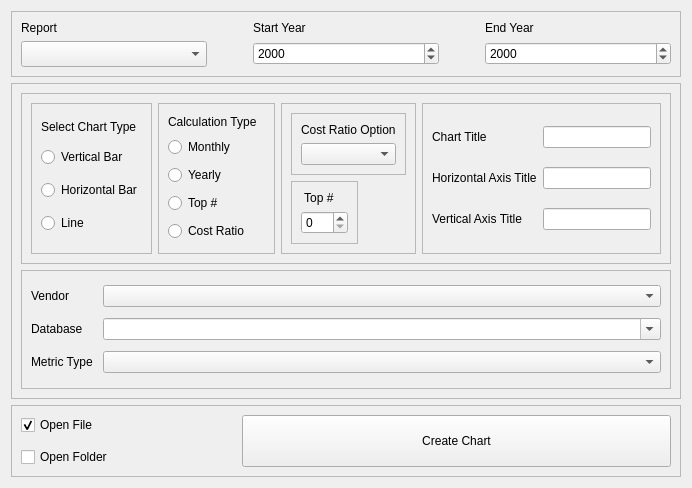
This is ui/VisualTab.ui in CS-4820-Library-Project/COUNTER-5-Report-Tool-2020-5.0 as Qt 5 draws it before an edit. The edited form follows.
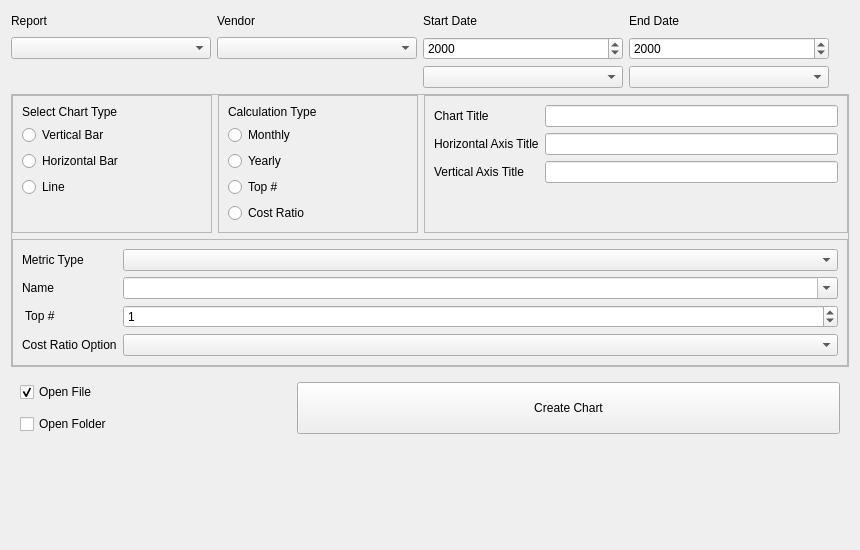
This is the edited form. Icons and pictures are not drawn.

Commit message: Costs and Visual rework

Diff of the .ui file:
```diff
--- a/ui/VisualTab.ui
+++ b/ui/VisualTab.ui
@@ -6,8 +6,8 @@
    <rect>
     <x>0</x>
     <y>0</y>
-    <width>692</width>
-    <height>488</height>
+    <width>860</width>
+    <height>550</height>
    </rect>
   </property>
   <property name="windowTitle">
@@ -26,31 +26,81 @@
        <verstretch>0</verstretch>
       </sizepolicy>
      </property>
-     <property name="frameShape">
-      <enum>QFrame::StyledPanel</enum>
-     </property>
-     <property name="frameShadow">
-      <enum>QFrame::Raised</enum>
-     </property>
      <layout class="QGridLayout" name="gridLayout_6">
-      <item row="0" column="0">
-       <widget class="QLabel" name="search_report_parameter_label_2">
-        <property name="text">
-         <string>Report</string>
-        </property>
-       </widget>
+      <property name="leftMargin">
+       <number>0</number>
+      </property>
+      <property name="topMargin">
+       <number>0</number>
+      </property>
+      <property name="rightMargin">
+       <number>0</number>
+      </property>
+      <property name="bottomMargin">
+       <number>0</number>
+      </property>
+      <item row="3" column="0">
+       <widget class="QComboBox" name="report_combo_box"/>
       </item>
       <item row="0" column="4">
+       <spacer name="horizontalSpacer">
+        <property name="orientation">
+         <enum>Qt::Horizontal</enum>
+        </property>
+        <property name="sizeHint" stdset="0">
+         <size>
+          <width>40</width>
+          <height>20</height>
+         </size>
+        </property>
+       </spacer>
+      </item>
+      <item row="0" column="1">
+       <widget class="QLabel" name="visual_vendor_parameter_label">
+        <property name="minimumSize">
+         <size>
+          <width>200</width>
+          <height>0</height>
+         </size>
+        </property>
+        <property name="text">
+         <string>Vendor</string>
+        </property>
+       </widget>
+      </item>
+      <item row="3" column="1">
+       <widget class="QComboBox" name="vendor_combo_box">
+        <property name="sizePolicy">
+         <sizepolicy hsizetype="Expanding" vsizetype="Fixed">
+          <horstretch>0</horstretch>
+          <verstretch>0</verstretch>
+         </sizepolicy>
+        </property>
+       </widget>
+      </item>
+      <item row="0" column="3">
        <widget class="QLabel" name="search_end_year_parameter_label_2">
+        <property name="minimumSize">
+         <size>
+          <width>200</width>
+          <height>0</height>
+         </size>
+        </property>
         <property name="text">
-         <string>End Year</string>
+         <string>End Date</string>
         </property>
        </widget>
       </item>
-      <item row="1" column="2" rowspan="2">
-       <widget class="QDateEdit" name="search_start_year_parameter_dateedit_2">
-        <property name="displayFormat">
-         <string>yyyy</string>
+      <item row="0" column="0">
+       <widget class="QLabel" name="search_report_parameter_label_2">
+        <property name="minimumSize">
+         <size>
+          <width>200</width>
+          <height>0</height>
+         </size>
+        </property>
+        <property name="text">
+         <string>Report</string>
         </property>
        </widget>
       </item>
@@ -62,23 +112,26 @@
           <verstretch>0</verstretch>
          </sizepolicy>
         </property>
+        <property name="minimumSize">
+         <size>
+          <width>200</width>
+          <height>0</height>
+         </size>
+        </property>
         <property name="text">
-         <string>Start Year</string>
+         <string>Start Date</string>
         </property>
        </widget>
       </item>
-      <item row="1" column="0" rowspan="2">
-       <widget class="QComboBox" name="search_report_parameter_combobox_2">
-        <property name="sizePolicy">
-         <sizepolicy hsizetype="Preferred" vsizetype="Preferred">
-          <horstretch>0</horstretch>
-          <verstretch>0</verstretch>
-         </sizepolicy>
+      <item row="3" column="2">
+       <widget class="QDateEdit" name="start_year_date_edit">
+        <property name="displayFormat">
+         <string>yyyy</string>
         </property>
        </widget>
       </item>
-      <item row="1" column="4" rowspan="2">
-       <widget class="QDateEdit" name="search_end_year_parameter_dateedit_2">
+      <item row="3" column="3">
+       <widget class="QDateEdit" name="end_year_date_edit">
         <property name="currentSection">
          <enum>QDateTimeEdit::YearSection</enum>
         </property>
@@ -87,37 +140,11 @@
         </property>
        </widget>
       </item>
-      <item row="1" column="1">
-       <spacer name="horizontalSpacer">
-        <property name="orientation">
-         <enum>Qt::Horizontal</enum>
-        </property>
-        <property name="sizeType">
-         <enum>QSizePolicy::Fixed</enum>
-        </property>
-        <property name="sizeHint" stdset="0">
-         <size>
-          <width>40</width>
-          <height>20</height>
-         </size>
-        </property>
-       </spacer>
+      <item row="4" column="2">
+       <widget class="QComboBox" name="start_month_combo_box"/>
       </item>
-      <item row="1" column="3">
-       <spacer name="horizontalSpacer_2">
-        <property name="orientation">
-         <enum>Qt::Horizontal</enum>
-        </property>
-        <property name="sizeType">
-         <enum>QSizePolicy::Fixed</enum>
-        </property>
-        <property name="sizeHint" stdset="0">
-         <size>
-          <width>40</width>
-          <height>20</height>
-         </size>
-        </property>
-       </spacer>
+      <item row="4" column="3">
+       <widget class="QComboBox" name="end_month_combo_box"/>
       </item>
      </layout>
     </widget>
@@ -133,10 +160,19 @@
      <property name="frameShape">
       <enum>QFrame::StyledPanel</enum>
      </property>
-     <property name="frameShadow">
-      <enum>QFrame::Raised</enum>
-     </property>
      <layout class="QVBoxLayout" name="verticalLayout_2">
+      <property name="leftMargin">
+       <number>0</number>
+      </property>
+      <property name="topMargin">
+       <number>0</number>
+      </property>
+      <property name="rightMargin">
+       <number>0</number>
+      </property>
+      <property name="bottomMargin">
+       <number>0</number>
+      </property>
       <item>
        <widget class="QFrame" name="frame">
         <property name="sizePolicy">
@@ -145,23 +181,29 @@
           <verstretch>0</verstretch>
          </sizepolicy>
         </property>
-        <property name="frameShape">
-         <enum>QFrame::StyledPanel</enum>
-        </property>
-        <property name="frameShadow">
-         <enum>QFrame::Raised</enum>
-        </property>
         <layout class="QHBoxLayout" name="horizontalLayout">
+         <property name="leftMargin">
+          <number>0</number>
+         </property>
+         <property name="topMargin">
+          <number>0</number>
+         </property>
+         <property name="rightMargin">
+          <number>0</number>
+         </property>
+         <property name="bottomMargin">
+          <number>0</number>
+         </property>
          <item>
           <widget class="QFrame" name="frame_18">
            <property name="enabled">
             <bool>true</bool>
            </property>
-           <property name="sizePolicy">
-            <sizepolicy hsizetype="Expanding" vsizetype="Preferred">
-             <horstretch>0</horstretch>
-             <verstretch>0</verstretch>
-            </sizepolicy>
+           <property name="minimumSize">
+            <size>
+             <width>200</width>
+             <height>0</height>
+            </size>
            </property>
            <property name="frameShape">
             <enum>QFrame::StyledPanel</enum>
@@ -172,17 +214,6 @@
            <layout class="QVBoxLayout" name="verticalLayout_28">
             <item>
              <widget class="QLabel" name="label_45">
-              <property name="sizePolicy">
-               <sizepolicy hsizetype="Preferred" vsizetype="Fixed">
-                <horstretch>0</horstretch>
-                <verstretch>0</verstretch>
-               </sizepolicy>
-              </property>
-              <property name="font">
-               <font>
-                <family>Arial</family>
-               </font>
-              </property>
               <property name="text">
                <string>Select Chart Type</string>
               </property>
@@ -212,16 +243,29 @@
               </property>
              </widget>
             </item>
+            <item>
+             <spacer name="verticalSpacer_2">
+              <property name="orientation">
+               <enum>Qt::Vertical</enum>
+              </property>
+              <property name="sizeHint" stdset="0">
+               <size>
+                <width>0</width>
+                <height>0</height>
+               </size>
+              </property>
+             </spacer>
+            </item>
            </layout>
           </widget>
          </item>
          <item>
           <widget class="QFrame" name="frame_options">
-           <property name="sizePolicy">
-            <sizepolicy hsizetype="Expanding" vsizetype="Preferred">
-             <horstretch>0</horstretch>
-             <verstretch>0</verstretch>
-            </sizepolicy>
+           <property name="minimumSize">
+            <size>
+             <width>200</width>
+             <height>0</height>
+            </size>
            </property>
            <property name="frameShape">
             <enum>QFrame::StyledPanel</enum>
@@ -238,11 +282,6 @@
                 <verstretch>0</verstretch>
                </sizepolicy>
               </property>
-              <property name="font">
-               <font>
-                <family>Arial</family>
-               </font>
-              </property>
               <property name="text">
                <string>Calculation Type</string>
               </property>
@@ -279,114 +318,18 @@
               </property>
              </widget>
             </item>
-           </layout>
-          </widget>
-         </item>
-         <item>
-          <widget class="QFrame" name="option_frame">
-           <property name="enabled">
-            <bool>true</bool>
-           </property>
-           <property name="sizePolicy">
-            <sizepolicy hsizetype="Expanding" vsizetype="Preferred">
-             <horstretch>0</horstretch>
-             <verstretch>0</verstretch>
-            </sizepolicy>
-           </property>
-           <property name="frameShape">
-            <enum>QFrame::StyledPanel</enum>
-           </property>
-           <property name="frameShadow">
-            <enum>QFrame::Raised</enum>
-           </property>
-           <layout class="QVBoxLayout" name="verticalLayout_6">
             <item>
-             <widget class="QFrame" name="edit_cost_ratio_frame">
-              <property name="sizePolicy">
-               <sizepolicy hsizetype="Fixed" vsizetype="Preferred">
-                <horstretch>0</horstretch>
-                <verstretch>0</verstretch>
-               </sizepolicy>
+             <spacer name="verticalSpacer_4">
+              <property name="orientation">
+               <enum>Qt::Vertical</enum>
               </property>
-              <property name="frameShape">
-               <enum>QFrame::StyledPanel</enum>
+              <property name="sizeHint" stdset="0">
+               <size>
+                <width>0</width>
+                <height>0</height>
+               </size>
               </property>
-              <property name="frameShadow">
-               <enum>QFrame::Raised</enum>
-              </property>
-              <layout class="QVBoxLayout" name="verticalLayout_4">
-               <item>
-                <widget class="QLabel" name="label_47">
-                 <property name="sizePolicy">
-                  <sizepolicy hsizetype="Preferred" vsizetype="Fixed">
-                   <horstretch>0</horstretch>
-                   <verstretch>0</verstretch>
-                  </sizepolicy>
-                 </property>
-                 <property name="font">
-                  <font>
-                   <family>Arial</family>
-                  </font>
-                 </property>
-                 <property name="text">
-                  <string>Cost Ratio Option</string>
-                 </property>
-                 <property name="textFormat">
-                  <enum>Qt::AutoText</enum>
-                 </property>
-                </widget>
-               </item>
-               <item>
-                <widget class="QComboBox" name="cost_ratio_option_combobox"/>
-               </item>
-              </layout>
-             </widget>
-            </item>
-            <item>
-             <widget class="QFrame" name="edit_top_num_frame">
-              <property name="sizePolicy">
-               <sizepolicy hsizetype="Fixed" vsizetype="Preferred">
-                <horstretch>0</horstretch>
-                <verstretch>0</verstretch>
-               </sizepolicy>
-              </property>
-              <property name="frameShape">
-               <enum>QFrame::StyledPanel</enum>
-              </property>
-              <property name="frameShadow">
-               <enum>QFrame::Raised</enum>
-              </property>
-              <layout class="QVBoxLayout" name="verticalLayout_5">
-               <item>
-                <widget class="QLabel" name="label_48">
-                 <property name="sizePolicy">
-                  <sizepolicy hsizetype="Preferred" vsizetype="Fixed">
-                   <horstretch>0</horstretch>
-                   <verstretch>0</verstretch>
-                  </sizepolicy>
-                 </property>
-                 <property name="font">
-                  <font>
-                   <family>Arial</family>
-                  </font>
-                 </property>
-                 <property name="text">
-                  <string> Top # </string>
-                 </property>
-                 <property name="textFormat">
-                  <enum>Qt::AutoText</enum>
-                 </property>
-                </widget>
-               </item>
-               <item>
-                <widget class="QSpinBox" name="top_num_spinbox">
-                 <property name="maximum">
-                  <number>999</number>
-                 </property>
-                </widget>
-               </item>
-              </layout>
-             </widget>
+             </spacer>
             </item>
            </layout>
           </widget>
@@ -406,30 +349,43 @@
             <enum>QFrame::Raised</enum>
            </property>
            <layout class="QGridLayout" name="gridLayout_14">
-            <item row="4" column="1" colspan="2">
-             <widget class="QLineEdit" name="vertical_axis_lineEdit"/>
+            <item row="2" column="2">
+             <widget class="QLineEdit" name="vertical_axis_line_edit"/>
             </item>
-            <item row="3" column="1" colspan="2">
-             <widget class="QLineEdit" name="horizontal_axis_lineEdit"/>
-            </item>
-            <item row="2" column="1" colspan="2">
-             <widget class="QLineEdit" name="chart_title_lineEdit"/>
-            </item>
-            <item row="4" column="0">
-             <widget class="QLabel" name="label_44">
-              <property name="text">
-               <string>Vertical Axis Title</string>
-              </property>
-             </widget>
-            </item>
-            <item row="3" column="0">
+            <item row="1" column="0">
              <widget class="QLabel" name="label_43">
               <property name="text">
                <string>Horizontal Axis Title</string>
               </property>
              </widget>
             </item>
+            <item row="3" column="0">
+             <spacer name="verticalSpacer_3">
+              <property name="orientation">
+               <enum>Qt::Vertical</enum>
+              </property>
+              <property name="sizeHint" stdset="0">
+               <size>
+                <width>0</width>
+                <height>0</height>
+               </size>
+              </property>
+             </spacer>
+            </item>
             <item row="2" column="0">
+             <widget class="QLabel" name="label_44">
+              <property name="text">
+               <string>Vertical Axis Title</string>
+              </property>
+             </widget>
+            </item>
+            <item row="1" column="2">
+             <widget class="QLineEdit" name="horizontal_axis_line_edit"/>
+            </item>
+            <item row="0" column="2">
+             <widget class="QLineEdit" name="chart_title_line_edit"/>
+            </item>
+            <item row="0" column="0">
              <widget class="QLabel" name="label_36">
               <property name="text">
                <string>Chart Title</string>
@@ -457,13 +413,6 @@
          <enum>QFrame::Raised</enum>
         </property>
         <layout class="QGridLayout" name="gridLayout">
-         <item row="0" column="0">
-          <widget class="QLabel" name="visual_vendor_parameter_label">
-           <property name="text">
-            <string>Vendor</string>
-           </property>
-          </widget>
-         </item>
          <item row="0" column="1">
           <widget class="QComboBox" name="visual_vendor_parameter_combobox">
            <property name="sizePolicy">
@@ -472,6 +421,12 @@
              <verstretch>0</verstretch>
             </sizepolicy>
            </property>
+           <property name="minimumSize">
+            <size>
+             <width>200</width>
+             <height>0</height>
+            </size>
+           </property>
           </widget>
          </item>
          <item row="1" column="0">
@@ -480,7 +435,30 @@
             <bool>true</bool>
            </property>
            <property name="text">
-            <string>Database</string>
+            <string>Name</string>
+           </property>
+          </widget>
+         </item>
+         <item row="2" column="1">
+          <widget class="QSpinBox" name="top_spin_box">
+           <property name="minimumSize">
+            <size>
+             <width>200</width>
+             <height>0</height>
+            </size>
+           </property>
+           <property name="maximum">
+            <number>999</number>
+           </property>
+           <property name="value">
+            <number>1</number>
+           </property>
+          </widget>
+         </item>
+         <item row="0" column="0">
+          <widget class="QLabel" name="metric_type_label">
+           <property name="text">
+            <string>Metric Type </string>
            </property>
           </widget>
          </item>
@@ -489,20 +467,58 @@
            <property name="enabled">
             <bool>true</bool>
            </property>
+           <property name="minimumSize">
+            <size>
+             <width>200</width>
+             <height>0</height>
+            </size>
+           </property>
            <property name="editable">
             <bool>true</bool>
            </property>
           </widget>
          </item>
+         <item row="3" column="0">
+          <widget class="QLabel" name="cost_ratio_label">
+           <property name="sizePolicy">
+            <sizepolicy hsizetype="Preferred" vsizetype="Fixed">
+             <horstretch>0</horstretch>
+             <verstretch>0</verstretch>
+            </sizepolicy>
+           </property>
+           <property name="text">
+            <string>Cost Ratio Option</string>
+           </property>
+           <property name="textFormat">
+            <enum>Qt::AutoText</enum>
+           </property>
+          </widget>
+         </item>
          <item row="2" column="0">
-          <widget class="QLabel" name="visual_metric_parameter_label">
+          <widget class="QLabel" name="top_label">
+           <property name="sizePolicy">
+            <sizepolicy hsizetype="Preferred" vsizetype="Fixed">
+             <horstretch>0</horstretch>
+             <verstretch>0</verstretch>
+            </sizepolicy>
+           </property>
            <property name="text">
-            <string>Metric Type </string>
+            <string> Top # </string>
+           </property>
+           <property name="textFormat">
+            <enum>Qt::AutoText</enum>
            </property>
           </widget>
          </item>
-         <item row="2" column="1">
-          <widget class="QComboBox" name="metric_Type_comboBox"/>
+         <item row="3" column="1">
+          <widget class="QComboBox" name="cost_ratio_combo_box">
+           <property name="minimumSize">
+            <size>
+             <width>200</width>
+             <height>0</height>
+            </size>
+           </property>
+          </widget>
          </item>
         </layout>
        </widget>
@@ -518,12 +534,6 @@
        <verstretch>0</verstretch>
       </sizepolicy>
      </property>
-     <property name="frameShape">
-      <enum>QFrame::StyledPanel</enum>
-     </property>
-     <property name="frameShadow">
-      <enum>QFrame::Raised</enum>
-     </property>
      <layout class="QGridLayout" name="gridLayout_12">
       <item row="2" column="0">
        <widget class="QCheckBox" name="open_folder_checkBox">
@@ -576,6 +586,19 @@
      </layout>
     </widget>
    </item>
+   <item>
+    <spacer name="verticalSpacer">
+     <property name="orientation">
+      <enum>Qt::Vertical</enum>
+     </property>
+     <property name="sizeHint" stdset="0">
+      <size>
+       <width>20</width>
+       <height>40</height>
+      </size>
+     </property>
+    </spacer>
+   </item>
   </layout>
  </widget>
  <resources>
```
Left out of the diff: 20 changed lines with no effect on the pictures. The commit also changes 15 other files.
